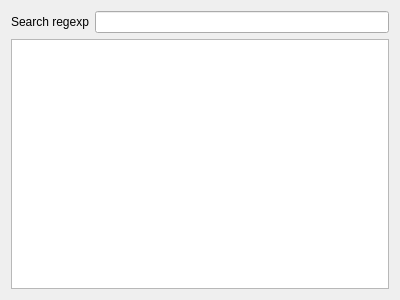
Qt form src/qtgui/webcache.ui (alberti42/recoll-macos) before a commit.
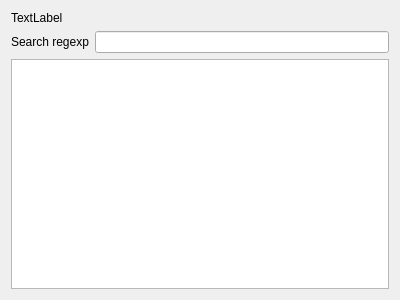
The same form after that commit.

Commit message: GUI: web store tool: display cache header info

```diff
--- a/src/qtgui/webcache.ui
+++ b/src/qtgui/webcache.ui
@@ -14,6 +14,13 @@
    <string>Webcache editor</string>
   </property>
   <layout class="QVBoxLayout" name="verticalLayout">
+   <item>
+    <widget class="QLabel" name="headerInfoLBL">
+     <property name="text">
+      <string>TextLabel</string>
+     </property>
+    </widget>
+   </item>
    <item>
     <layout class="QHBoxLayout" name="horizontalLayout">
      <item>
```
The commit also changes 5 other files.
